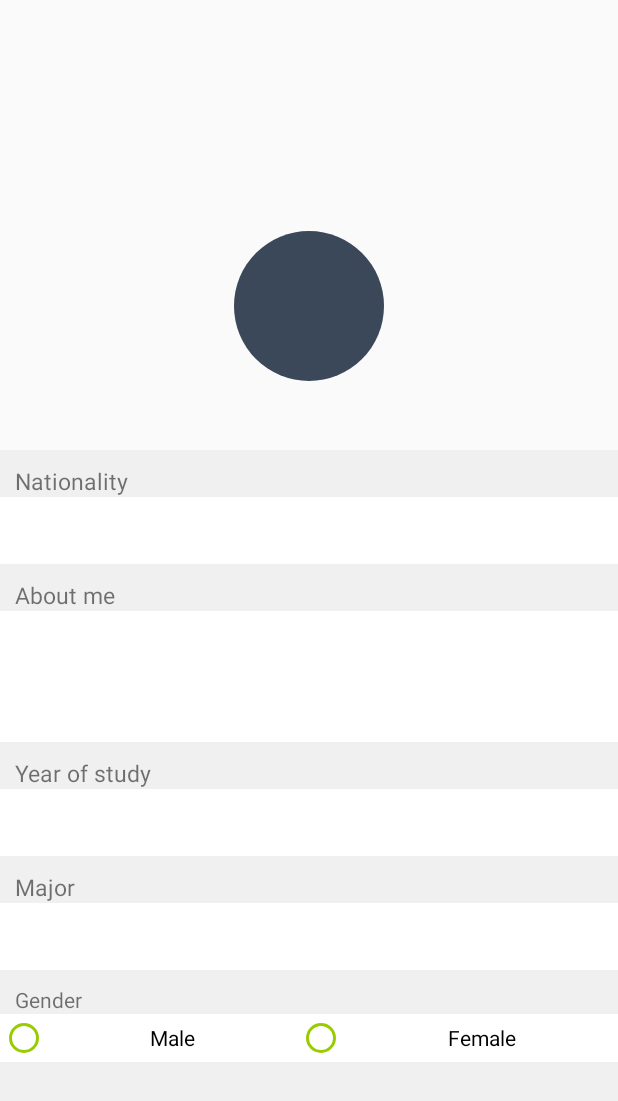
After one commit to chunkitmax/USTinder, an Android app: the layout activity_profile.xml on its own in the app's theme, with its tools: preview values and no code run, on a phone screen of 412 x 824 dp. The commit adds this screen. Shown: the top 1101 px of the screen. Run offline under Robolectric (Android 15) with nearby library versions, the phone set to English and light mode, and no system bars.

Commit message:
Add Profile Activity

```diff
--- a/app/build.gradle
+++ b/app/build.gradle
@@ -48,5 +48,7 @@ dependencies {
     implementation "com.yuyakaido.android:card-stack-view:1.0.0-beta9"
     implementation 'com.github.bumptech.glide:glide:4.7.1'
     annotationProcessor 'com.github.bumptech.glide:compiler:4.7.1'
+    implementation 'com.jaeger.statusbarutil:library:1.5.1'
+    implementation 'jp.wasabeef:blurry:2.1.1'
 }
 apply plugin: 'com.google.gms.google-services'
--- a/app/src/main/java/com/example/tszchiung/app/HomeActivity.kt
+++ b/app/src/main/java/com/example/tszchiung/app/HomeActivity.kt
@@ -1,5 +1,6 @@
 package com.example.tszchiung.app
 
+import android.content.Intent
 import android.os.Bundle
 import android.support.design.widget.NavigationView
 import android.support.v4.app.Fragment
@@ -7,8 +8,12 @@ import android.support.v4.view.GravityCompat
 import android.support.v4.widget.DrawerLayout
 import android.support.v7.app.AppCompatActivity
 import android.widget.ImageButton
+import android.widget.Toast
 
 class HomeActivity : AppCompatActivity() {
+
+    private val PROFILE_REQUEST_CODE = 1
+    private val SETTINGS_REQUEST_CODE = 2
 
     private lateinit var mDrawerLayout: DrawerLayout
     private lateinit var mDrawerToggle: ImageButton
@@ -29,6 +34,12 @@ class HomeActivity : AppCompatActivity() {
 //            menuItem.isChecked = true
             when (menuItem.itemId) {
                 R.id.home -> startReplaceTransaction(HomeFragment.newInstance(false))
+                R.id.profile ->
+                    run {
+                        val intent = Intent(this, ProfileActivity::class.java)
+                        intent.putExtra("username", "jackngtszchiu")
+                        startActivityForResult(intent, PROFILE_REQUEST_CODE)
+                    }
                 R.id.recommendation -> startReplaceTransaction(RecommandationFragment.newInstance("Peter", "wahaha"))
             }
             // close drawer when item is tapped
@@ -41,6 +52,18 @@ class HomeActivity : AppCompatActivity() {
         }
 
         startReplaceTransaction(HomeFragment.newInstance(false))
+    }
+
+    override fun onActivityResult(requestCode: Int, resultCode: Int, data: Intent?) {
+        when (requestCode) {
+            PROFILE_REQUEST_CODE -> {
+                if (data != null && !data.getBooleanExtra("success", false)) {
+                    Toast.makeText(this, data.getStringExtra("reason"), Toast.LENGTH_LONG).show()
+                }
+                // may update database here or update in profile activity
+            }
+            SETTINGS_REQUEST_CODE -> {}
+        }
     }
 
     private fun startReplaceTransaction(fragment: Fragment, tagInBackStack: String="") {
--- /dev/null
+++ b/app/src/main/res/layout/activity_profile.xml
@@ -0,0 +1,225 @@
+<?xml version="1.0" encoding="utf-8"?>
+<FrameLayout xmlns:android="http://schemas.android.com/apk/res/android"
+    xmlns:app="http://schemas.android.com/apk/res-auto"
+    xmlns:tools="http://schemas.android.com/tools"
+    android:layout_width="match_parent"
+    android:layout_height="match_parent"
+    android:theme="@style/AppTheme"
+    tools:context=".ProfileActivity">
+
+    <ImageView
+        android:id="@+id/blur_picture"
+        android:layout_width="match_parent"
+        android:layout_gravity="top"
+        android:scaleType="centerCrop"
+        android:layout_height="300dp" />
+
+    <ProgressBar
+        android:id="@+id/progress_bar"
+        android:layout_width="wrap_content"
+        android:layout_height="wrap_content"
+        android:layout_gravity="center"/>
+
+    <android.support.v7.widget.Toolbar
+        android:id="@+id/toolbar"
+        android:layout_width="match_parent"
+        android:layout_height="?attr/actionBarSize"
+        android:layout_gravity="top"
+        android:background="@android:color/transparent"
+        android:elevation="10dp"
+        android:gravity="top"
+        android:theme="@style/ThemeOverlay.AppCompat.ActionBar"
+        app:popupTheme="@style/ThemeOverlay.AppCompat.Light"
+        app:contentInsetLeft="0dp"
+        app:contentInsetStart="0dp">
+
+    </android.support.v7.widget.Toolbar>
+
+    <!-- Layout to contain contents of main body of screen (drawer will slide over this) -->
+    <LinearLayout
+        android:layout_width="match_parent"
+        android:layout_height="300dp"
+        android:layout_gravity="top"
+        android:gravity="bottom|center_horizontal"
+        android:orientation="vertical">
+
+        <ImageView
+            android:id="@+id/profile_pic"
+            android:layout_width="100dp"
+            android:layout_height="100dp"
+            android:scaleType="fitXY"
+            android:background="@drawable/home_button"/>
+
+        <TextView
+            android:id="@+id/prefered_name"
+            android:layout_width="wrap_content"
+            android:layout_height="wrap_content"
+            android:textSize="30sp"
+            android:paddingBottom="5dp"
+            android:textColor="@android:color/white"/>
+
+    </LinearLayout>
+
+    <ScrollView
+        android:layout_width="match_parent"
+        android:layout_height="match_parent"
+        android:layout_marginTop="300dp"
+        android:background="#F0F0F0">
+
+        <LinearLayout
+            android:layout_width="match_parent"
+            android:layout_height="match_parent"
+            android:orientation="vertical">
+
+            <LinearLayout
+                android:layout_width="match_parent"
+                android:layout_height="wrap_content"
+                android:paddingTop="10dp"
+                android:orientation="vertical">
+
+                <TextView
+                    android:layout_width="match_parent"
+                    android:layout_height="match_parent"
+                    android:labelFor="@+id/nationality"
+                    android:paddingStart="10dp"
+                    android:textSize="15sp"
+                    android:text="Nationality"/>
+
+                <EditText
+                    android:id="@+id/nationality"
+                    android:layout_width="match_parent"
+                    android:layout_height="wrap_content"
+                    android:background="@android:color/white"
+                    android:textColor="#999"
+                    android:padding="10dp"
+                    android:layout_gravity="bottom" />
+
+            </LinearLayout>
+
+            <LinearLayout
+                android:layout_width="match_parent"
+                android:layout_height="wrap_content"
+                android:paddingTop="10dp"
+                android:orientation="vertical">
+
+                <TextView
+                    android:layout_width="match_parent"
+                    android:layout_height="match_parent"
+                    android:labelFor="@+id/about_me"
+                    android:paddingStart="10dp"
+                    android:textSize="15sp"
+                    android:text="About me"/>
+
+                <EditText
+                    android:id="@+id/about_me"
+                    android:layout_width="match_parent"
+                    android:layout_height="wrap_content"
+                    android:background="@android:color/white"
+                    android:lines="3"
+                    android:maxLines="15"
+                    android:padding="10dp"
+                    android:textColor="#999"
+                    android:layout_gravity="bottom" />
+
+            </LinearLayout>
+
+            <LinearLayout
+                android:layout_width="match_parent"
+                android:layout_height="wrap_content"
+                android:paddingTop="10dp"
+                android:orientation="vertical">
+
+                <TextView
+                    android:layout_width="match_parent"
+                    android:layout_height="match_parent"
+                    android:labelFor="@+id/nationality"
+                    android:paddingStart="10dp"
+                    android:textSize="15sp"
+                    android:text="Year of study"/>
+
+                <EditText
+                    android:id="@+id/year_of_study"
+                    android:layout_width="match_parent"
+                    android:layout_height="wrap_content"
+                    android:background="@android:color/white"
+                    android:padding="10dp"
+                    android:textColor="#999"
+                    android:layout_gravity="bottom" />
+
+            </LinearLayout>
+
+            <LinearLayout
+                android:layout_width="match_parent"
+                android:layout_height="wrap_content"
+                android:paddingTop="10dp"
+                android:orientation="vertical">
+
+                <TextView
+                    android:layout_width="match_parent"
+                    android:layout_height="match_parent"
+                    android:labelFor="@+id/nationality"
+                    android:paddingStart="10dp"
+                    android:textSize="15sp"
+                    android:text="Major"/>
+
+                <EditText
+                    android:id="@+id/major"
+                    android:layout_width="match_parent"
+                    android:layout_height="wrap_content"
+                    android:background="@android:color/white"
+                    android:padding="10dp"
+                    android:textColor="#999"
+                    android:layout_gravity="bottom" />
+
+            </LinearLayout>
+
+            <LinearLayout
+                android:layout_width="match_parent"
+                android:layout_height="wrap_content"
+                android:paddingTop="10dp"
+                android:orientation="vertical">
+
+                <TextView
+                    android:layout_width="match_parent"
+                    android:layout_height="match_parent"
+                    android:labelFor="@+id/nationality"
+                    android:paddingStart="10dp"
+                    android:text="Gender"/>
+
+                <RadioGroup
+                    android:layout_width="match_parent"
+                    android:layout_height="wrap_content"
+                    android:orientation="horizontal"
+                    android:background="@android:color/white"
+                    android:weightSum="2"
+                    android:gravity="center">
+
+                    <RadioButton
+                        android:id="@+id/male"
+                        android:layout_width="wrap_content"
+                        android:layout_height="wrap_content"
+                        android:gravity="center"
+                        android:layout_weight="1"
+                        android:buttonTint="@android:color/holo_green_light"
+                        android:text="Male"
+                        android:onClick="onGenderSelected"/>
+
+                    <RadioButton
+                        android:id="@+id/female"
+                        android:layout_width="wrap_content"
+                        android:layout_height="wrap_content"
+                        android:gravity="center"
+                        android:layout_weight="1"
+                        android:buttonTint="@android:color/holo_green_light"
+                        android:text="Female"
+                        android:onClick="onGenderSelected"/>
+
+                </RadioGroup>
+
+            </LinearLayout>
+
+        </LinearLayout>
+
+    </ScrollView>
+
+</FrameLayout>
--- a/app/src/main/res/values/styles.xml
+++ b/app/src/main/res/values/styles.xml
@@ -8,6 +8,7 @@
         <item name="colorAccent">@color/colorAccent</item>
         <item name="listPreferredItemHeightSmall">60dp</item>
         <item name="listPreferredItemPaddingLeft">30dp</item>
+        <item name="colorControlNormal">@android:color/white</item>
     </style>
 
     <style name="NavigationViewItemTextAppearance">
```
